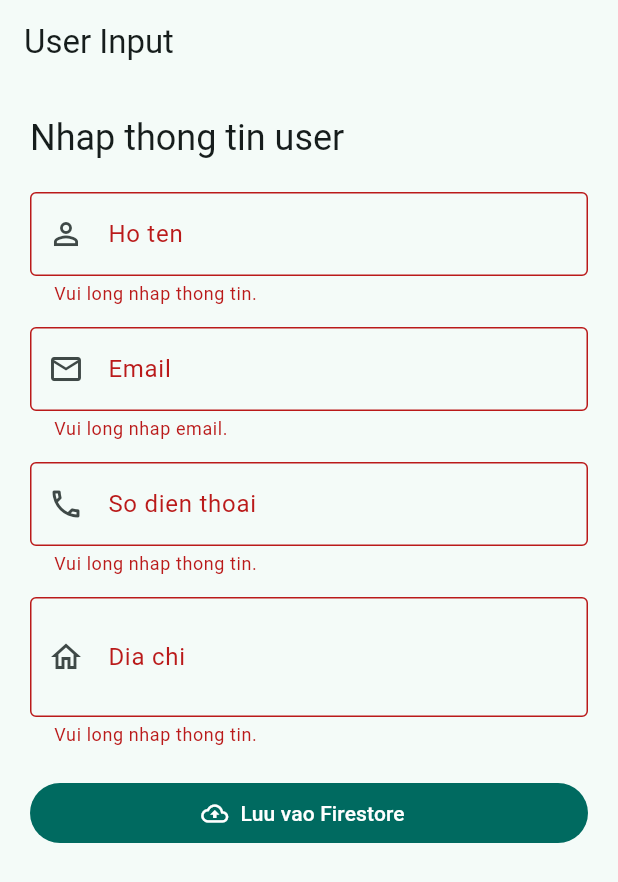
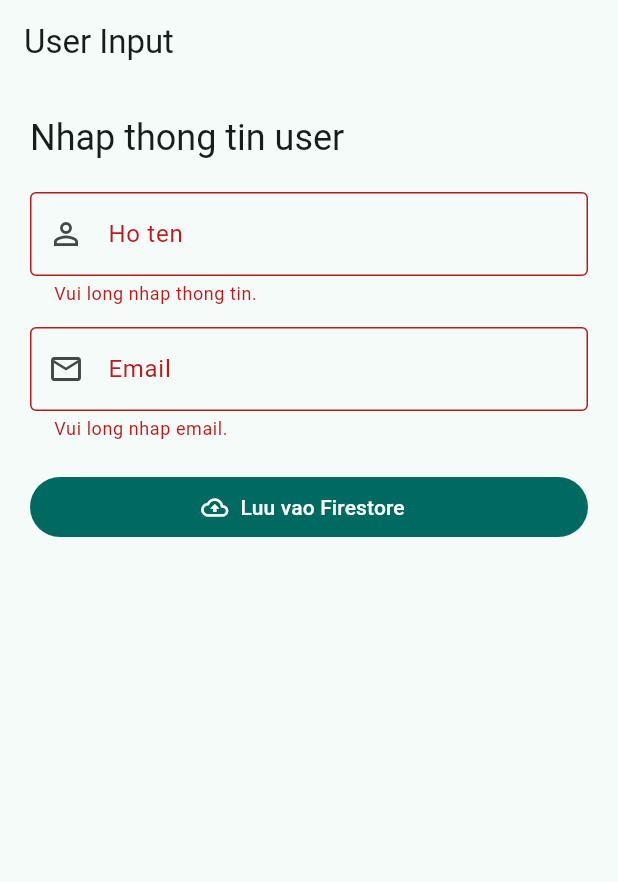
Before and after one commit to bachiep/firebaseExample, a Flutter app: the screen it shows after launch, after a tap on "Luu vao Firestore", on a phone screen of 412 x 824 dp. Shown: the top 882 px of the screen. Run offline on Flutter 3.47's test engine with Material 3 defaults, Android fonts, the light colour scheme and no system bars; our stand-ins replace cloud_firestore, firebase_core; accounts and stored records are empty; generated files the repository leaves out were written again.

Commit message:
Simplify user input form

```diff
--- a/lib/UserInput.dart
+++ b/lib/UserInput.dart
@@ -14,8 +14,6 @@ class _UserInputState extends State<UserInput> {
   final _formKey = GlobalKey<FormState>();
   final _nameController = TextEditingController();
   final _emailController = TextEditingController();
-  final _phoneController = TextEditingController();
-  final _addressController = TextEditingController();
 
   bool _isSaving = false;
 
@@ -23,8 +21,6 @@ class _UserInputState extends State<UserInput> {
   void dispose() {
     _nameController.dispose();
     _emailController.dispose();
-    _phoneController.dispose();
-    _addressController.dispose();
     super.dispose();
   }
 
@@ -39,8 +35,6 @@ class _UserInputState extends State<UserInput> {
       await FirebaseFirestore.instance.collection('Users').add({
         'name': _nameController.text.trim(),
         'email': _emailController.text.trim(),
-        'phone': _phoneController.text.trim(),
-        'address': _addressController.text.trim(),
         'createdAt': FieldValue.serverTimestamp(),
       });
 
@@ -51,8 +45,6 @@ class _UserInputState extends State<UserInput> {
       _formKey.currentState!.reset();
       _nameController.clear();
       _emailController.clear();
-      _phoneController.clear();
-      _addressController.clear();
 
       ScaffoldMessenger.of(context).showSnackBar(
         const SnackBar(content: Text('Da luu user vao Firestore.')),
@@ -131,30 +123,6 @@ class _UserInputState extends State<UserInput> {
                   textInputAction: TextInputAction.next,
                   validator: _emailValidator,
                 ),
-                const SizedBox(height: 14),
-                TextFormField(
-                  controller: _phoneController,
-                  decoration: const InputDecoration(
-                    border: OutlineInputBorder(),
-                    labelText: 'So dien thoai',
-                    prefixIcon: Icon(Icons.phone_outlined),
-                  ),
-                  keyboardType: TextInputType.phone,
-                  textInputAction: TextInputAction.next,
-                  validator: _requiredValidator,
-                ),
-                const SizedBox(height: 14),
-                TextFormField(
-                  controller: _addressController,
-                  decoration: const InputDecoration(
-                    border: OutlineInputBorder(),
-                    labelText: 'Dia chi',
-                    prefixIcon: Icon(Icons.home_outlined),
-                  ),
-                  minLines: 2,
-                  maxLines: 3,
-                  validator: _requiredValidator,
-                ),
                 const SizedBox(height: 20),
                 FilledButton.icon(
                   onPressed: _isSaving ? null : _saveUser,
```
Also changed, not shown: 1 other file.
